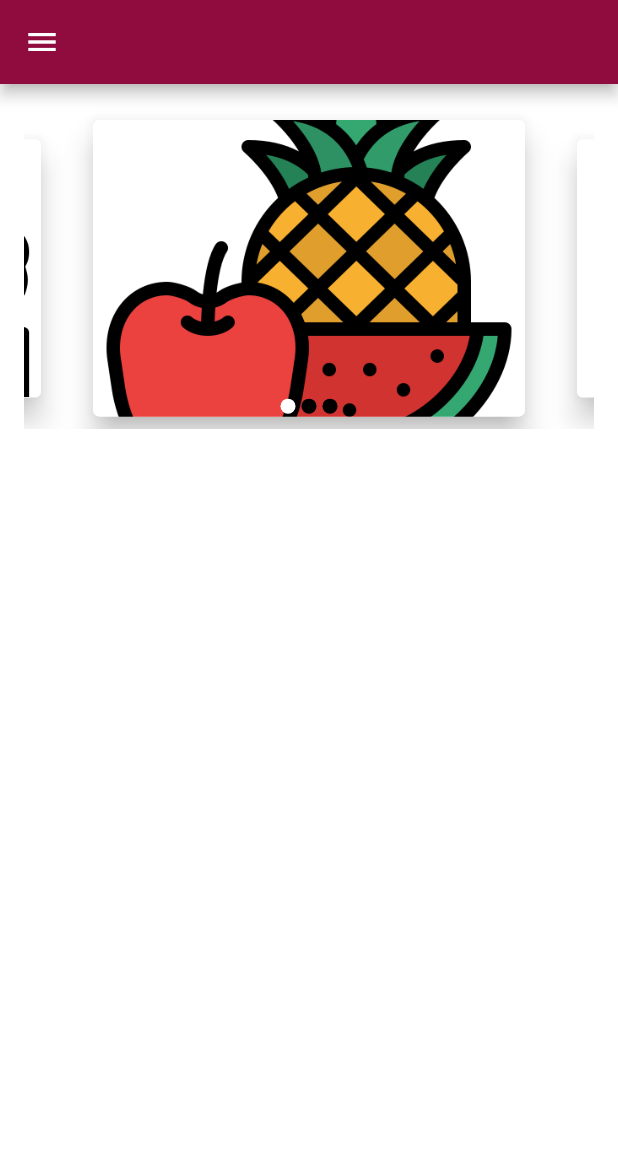
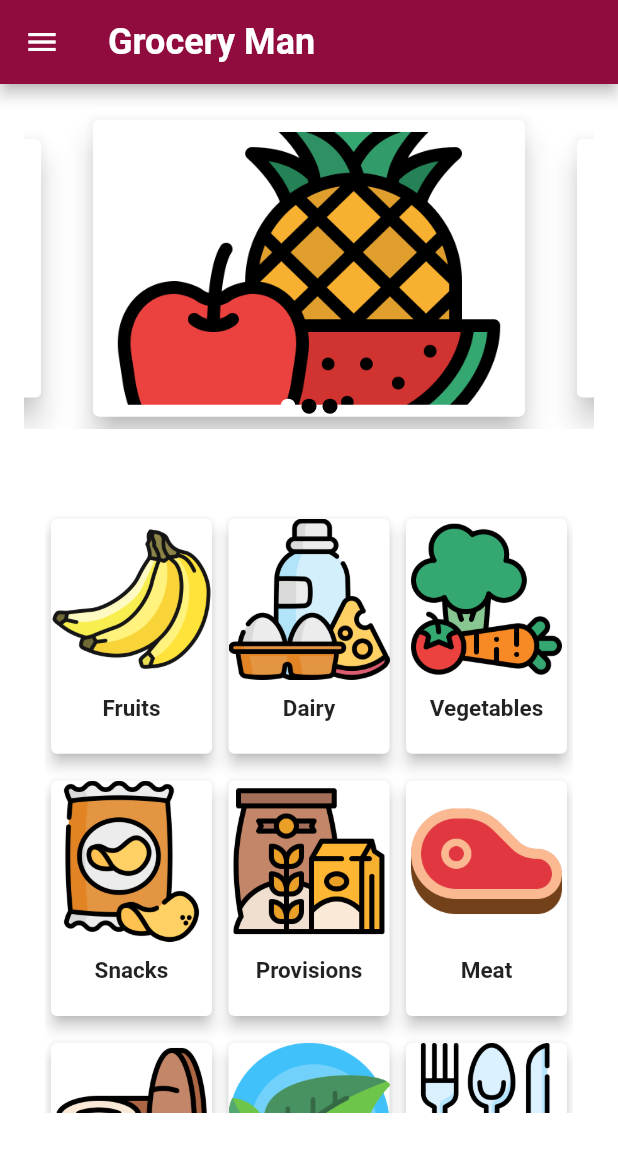
Before and after one commit to axactstudios/groceryman, a Flutter app: the MainHome screen opened directly, on a phone screen of 412 x 824 dp. Shown: the top 1152 px of the screen. Run offline on Flutter 3.47's test engine with Material 2 defaults, Android fonts, the phone set to English and light mode, and no system bars; our stand-ins replace firebase_auth, firebase_database, fluttertoast, getflutter; accounts and stored records are empty; Roboto replaces fonts that are missing (sf_pro).

Commit message:
Home page done

```diff
--- a/lib/DrawerPages/MainHome.dart
+++ b/lib/DrawerPages/MainHome.dart
@@ -17,10 +17,20 @@ class _MainHomeState extends State<MainHome> {
     return Scaffold(
       drawer: retNavDrawer(),
       appBar: AppBar(
+        title: Text(
+          'Grocery Man',
+          style: TextStyle(
+              color: Colors.white,
+              fontWeight: FontWeight.bold,
+              fontSize: 24,
+              fontFamily: 'sf_pro'),
+        ),
         backgroundColor: Color(0xFF900c3f),
       ),
       backgroundColor: Colors.white,
-      body: Padding(
+      body: Column(
+        children: [
+          Padding(
             padding: const EdgeInsets.all(16.0),
             child: GFCarousel(
               items: imageList.map(
@@ -28,10 +38,13 @@ class _MainHomeState extends State<MainHome> {
                   return Card(
                     elevation: 8,
                     margin: EdgeInsets.all(8.0),
+                    child: Padding(
+                      padding: const EdgeInsets.all(8.0),
                       child: ClipRRect(
                         borderRadius: BorderRadius.all(Radius.circular(5.0)),
                         child: Image.asset('images/$url',
                             fit: BoxFit.cover, width: 1000.0),
+                      ),
                     ),
                   );
                 },
@@ -49,6 +62,54 @@ class _MainHomeState extends State<MainHome> {
               pagerSize: 10,
             ),
           ),
+          SizedBox(
+            height: 10,
+          ),
+          Padding(
+            padding: const EdgeInsets.all(30.0),
+            child: SingleChildScrollView(
+              child: Container(
+                height: 400,
+                child: GridView.count(
+                  crossAxisCount: 3,
+                  mainAxisSpacing: 10,
+                  crossAxisSpacing: 3,
+                  childAspectRatio: 0.7,
+                  children: <Widget>[
+                    categoryCard('Fruits', 'bananas.png'),
+                    categoryCard('Dairy', 'milk.png'),
+                    categoryCard('Vegetables', 'vegetable1.png'),
+                    categoryCard('Snacks', 'snacks.png'),
+                    categoryCard('Provisions', 'flour.png'),
+                    categoryCard('Meat', 'meat.png'),
+                    categoryCard('Bakery', 'bread.png'),
+                    categoryCard('Garden', 'plant.png'),
+                    categoryCard('Food', 'cutlery.png'),
+                  ],
+                ),
+              ),
+            ),
+          )
+        ],
+      ),
+    );
+  }
+
+  Widget categoryCard(name, image) {
+    return Card(
+      elevation: 4,
+      child: Column(
+        children: [
+          Image.asset('images/$image'),
+          SizedBox(
+            height: 10,
+          ),
+          Text(
+            name,
+            style: TextStyle(fontSize: 15, fontWeight: FontWeight.bold),
+          )
+        ],
+      ),
     );
   }
 }
--- a/lib/main.dart
+++ b/lib/main.dart
@@ -1,5 +1,4 @@
 import 'package:flutter/material.dart';
-import 'package:groceryman/DrawerPages/MainHome.dart';
 import 'package:groceryman/LoginPages/WelcomeScreen.dart';
 
 void main() {
@@ -11,7 +10,7 @@ class MyApp extends StatelessWidget {
   Widget build(BuildContext context) {
     return MaterialApp(
       title: 'Flutter Demo',
-      home: MainHome(),
+      home: WelcomeScreen(),
     );
   }
 }
```
Also changed, not shown: images/bananas.png (added), images/bread.png (added), images/cutlery.png (added), images/flour.png (added), images/meat.png (added), images/milk.png (added), images/plant.png (added), images/snacks.png (added), images/vegetable1.png (added). Lines whose indentation alone changed are shown as unchanged.
